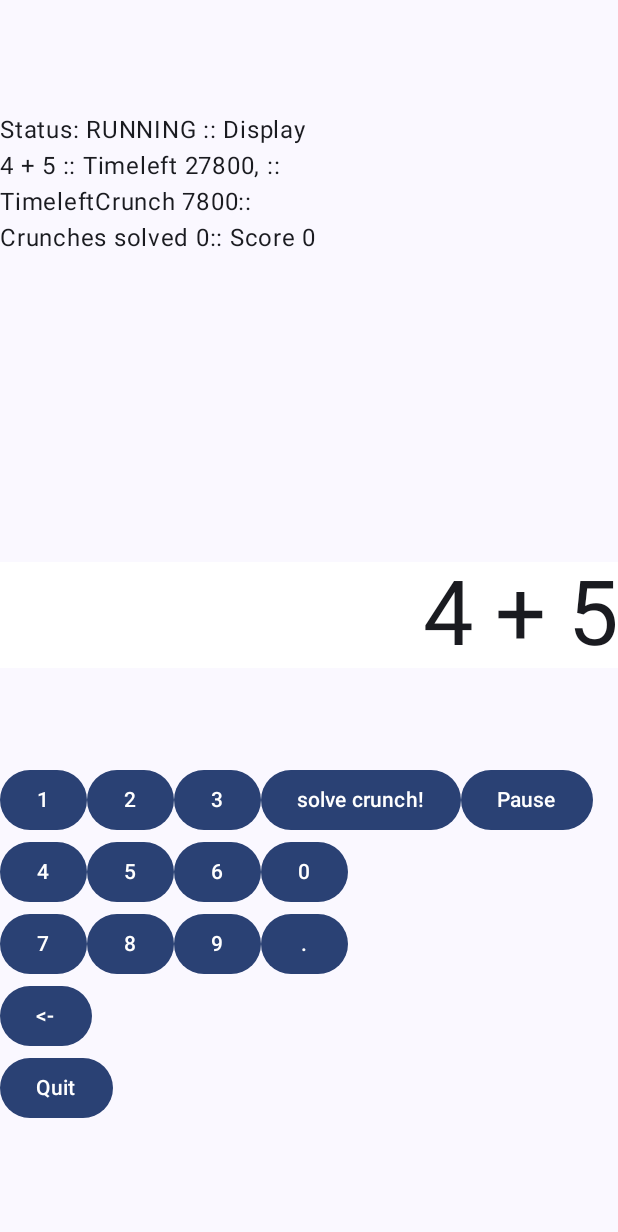
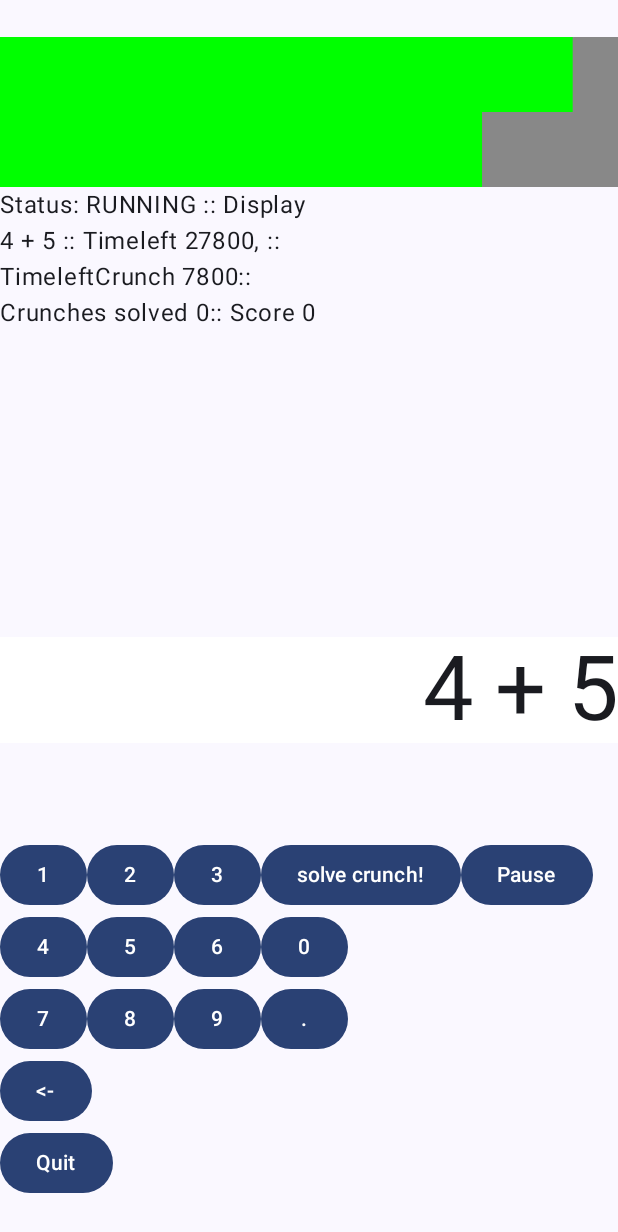
Before and after one commit to hothf/Crunchr, an Android app built with Jetpack Compose: the screen it shows after launch (MainActivity), after a tap on "Start new game!", on a phone screen of 412 x 824 dp. Shown: the top 1232 px of the screen. Run offline under Robolectric (Android 15) with nearby library versions, the phone set to English and light mode, and no system bars.

Commit message:
Add timer progress

```diff
--- /dev/null
+++ b/app/src/main/java/de/ka/crunchr/ui/composables/TimerProgress.kt
@@ -0,0 +1,52 @@
+package de.ka.crunchr.ui.composables
+
+import androidx.annotation.FloatRange
+import androidx.compose.foundation.Canvas
+import androidx.compose.foundation.layout.size
+import androidx.compose.foundation.progressSemantics
+import androidx.compose.runtime.Composable
+import androidx.compose.ui.Modifier
+import androidx.compose.ui.geometry.Offset
+import androidx.compose.ui.graphics.Color
+import androidx.compose.ui.graphics.StrokeCap
+import androidx.compose.ui.graphics.drawscope.DrawScope
+import androidx.compose.ui.unit.LayoutDirection
+import kotlin.math.abs
+
+@Composable
+fun TimerProgress(
+    modifier: Modifier,
+    @FloatRange(from = 0.0, to = 1.0)
+    progress: Float,
+    backgroundColor: Color = Color.Gray,
+    color: Color = Color.Green
+) {
+    val coercedProgress = progress.coerceIn(0f, 1f)
+    Canvas(modifier) {
+        val strokeWidth = size.height
+        drawLinearIndicatorBackground(backgroundColor, strokeWidth)
+        drawLinearIndicator(
+            coercedProgress,
+            color,
+            strokeWidth,
+        )
+    }
+}
+
+private fun DrawScope.drawLinearIndicatorBackground(
+    color: Color,
+    strokeWidth: Float
+) = drawLinearIndicator(1f, color, strokeWidth)
+
+private fun DrawScope.drawLinearIndicator(
+    endFraction: Float,
+    color: Color,
+    strokeWidth: Float
+) {
+    val width = size.width
+    val height = size.height
+
+    val yOffset = height / 2
+
+    drawLine(color, Offset(0f, yOffset), Offset(width * endFraction, yOffset), strokeWidth)
+}
--- a/app/src/main/java/de/ka/crunchr/ui/game/GameScreen.kt
+++ b/app/src/main/java/de/ka/crunchr/ui/game/GameScreen.kt
@@ -1,7 +1,7 @@
 package de.ka.crunchr.ui.game
 
+import android.util.Log
 import androidx.compose.animation.Animatable
-import androidx.compose.animation.core.Animatable
 import androidx.compose.animation.core.tween
 import androidx.compose.foundation.background
 import androidx.compose.foundation.layout.Arrangement
@@ -31,6 +31,7 @@ import androidx.compose.ui.unit.sp
 import de.ka.crunchr.data.AppGameSaverImpl
 import de.ka.crunchr.ui.composables.ScoreUpdateHost
 import de.ka.crunchr.ui.composables.ScoreUpdateHostState
+import de.ka.crunchr.ui.composables.TimerProgress
 
 import de.ka.crunchr.ui.lifecycle.OnPause
 import de.ka.crunchr.ui.theme.CrunchrTheme
@@ -124,13 +125,29 @@ private fun GameInputsScreen(
     }
     Column {
 
+        uiState.gameOverTimeProgress?.percentage?.let {
+            TimerProgress(
+                modifier = Modifier
+                    .fillMaxWidth()
+                    .height(50.dp), progress = it
+            )
+        }
+        uiState.crunchTimeProgress?.percentage?.let {
+            TimerProgress(
+                modifier = Modifier
+                    .fillMaxWidth()
+                    .height(50.dp), progress = it
+            )
+            Log.i("WTFFF", "ddddd . ... $it")
+        }
+
         Row() {
             Text(
                 modifier = Modifier.weight(2f),
                 text = "Status: ${uiState.state.name} " +
                         ":: Display ${uiState.crunch?.display} " +
-                        ":: Timeleft ${uiState.gameOverTimeLeft}, " +
-                        ":: TimeleftCrunch ${uiState.crunchTimeLeft}" +
+                        ":: Timeleft ${uiState.gameOverTimeProgress?.timeLeftMs}, " +
+                        ":: TimeleftCrunch ${uiState.crunchTimeProgress?.timeLeftMs}" +
                         ":: Crunches solved ${uiState.crunchesSolved}" +
                         ":: Score ${uiState.currentScore}"
             )
--- a/app/src/main/java/de/ka/crunchr/ui/game/GameViewModel.kt
+++ b/app/src/main/java/de/ka/crunchr/ui/game/GameViewModel.kt
@@ -26,19 +26,13 @@ class GameViewModel : ViewModel() {
     init {
         game.gameOverTimerUpdate = { timeLeftMs, maxTimeMs ->
             _state.update { state ->
-                state.copy(
-                    gameOverTimeLeft = timeLeftMs.toString(),
-                    gameOverTime = maxTimeMs.toString()
-                )
+                state.copy(gameOverTimeProgress = TimerProgress(maxTimeMs, timeLeftMs))
             }
         }
 
         game.currentCalculationTimerUpdate = { timeLeftMs, maxTimeMs ->
             _state.update { state ->
-                state.copy(
-                    crunchTimeLeft = timeLeftMs.toString(),
-                    crunchTime = maxTimeMs.toString()
-                )
+                state.copy(crunchTimeProgress = TimerProgress(maxTimeMs, timeLeftMs))
             }
         }
 
@@ -127,11 +121,14 @@ class GameViewModel : ViewModel() {
         _state.update { state -> state.copy(input = _state.value.input + input) }
     }
 
+    data class TimerProgress(val timeOverallMs: Long, val timeLeftMs: Long) {
+        val percentage =
+            if (timeOverallMs <= 0L) 1f else timeLeftMs.toFloat() / timeOverallMs.toFloat()
+    }
+
     data class UiState(
-        val gameOverTimeLeft: String = "",
-        val gameOverTime: String = "",
-        val crunchTimeLeft: String = "",
-        val crunchTime: String = "",
+        val gameOverTimeProgress: TimerProgress? = null,
+        val crunchTimeProgress: TimerProgress? = null,
         val crunch: Crunch? = null,
         val state: GameStatus = GameStatus.NOT_STARTED,
         val currentScore: Long = 0L,
--- a/crunchrgame/src/main/java/de/ka/crunchrgame/CrunchrGame.kt
+++ b/crunchrgame/src/main/java/de/ka/crunchrgame/CrunchrGame.kt
@@ -2,6 +2,7 @@ package de.ka.crunchrgame
 
 import kotlinx.coroutines.CoroutineScope
 import kotlinx.coroutines.Job
+import kotlinx.coroutines.delay
 import kotlinx.coroutines.launch
 
 /**
--- a/crunchrgame/src/main/java/de/ka/crunchrgame/TickerFlow.kt
+++ b/crunchrgame/src/main/java/de/ka/crunchrgame/TickerFlow.kt
@@ -21,13 +21,15 @@ fun CoroutineScope.ticker(
     end: () -> Unit
 ) = this.async {
     var currentDuration = startDurationMs
+    tickUpdate(currentDuration, maxDurationMs - currentDuration)
     while (isActive && currentDuration < maxDurationMs) {
+        delay(tickMs)
+        currentDuration += tickMs
         tickUpdate(currentDuration, maxDurationMs - currentDuration)
-        currentDuration += tickMs
-        delay(tickMs)
     }
     if (isActive) {
-        tickUpdate(currentDuration, maxDurationMs - currentDuration)
+        delay(tickMs)
+        tickUpdate(currentDuration, 0)
         end()
     }
 }
```
